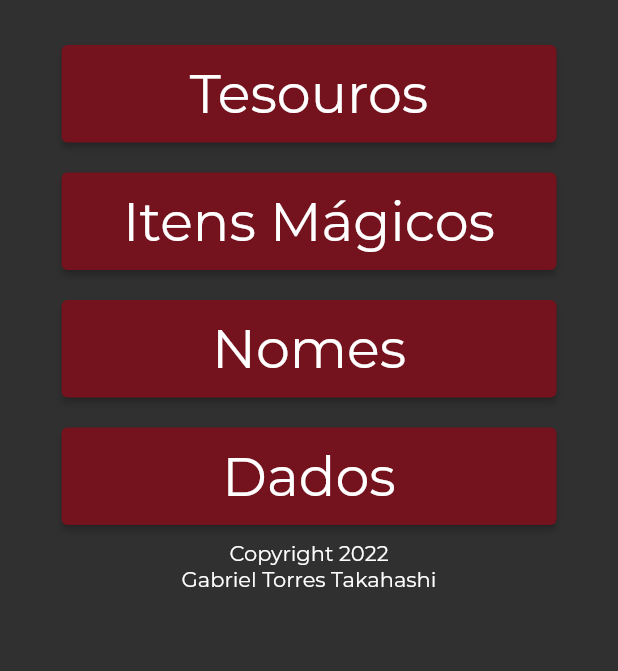
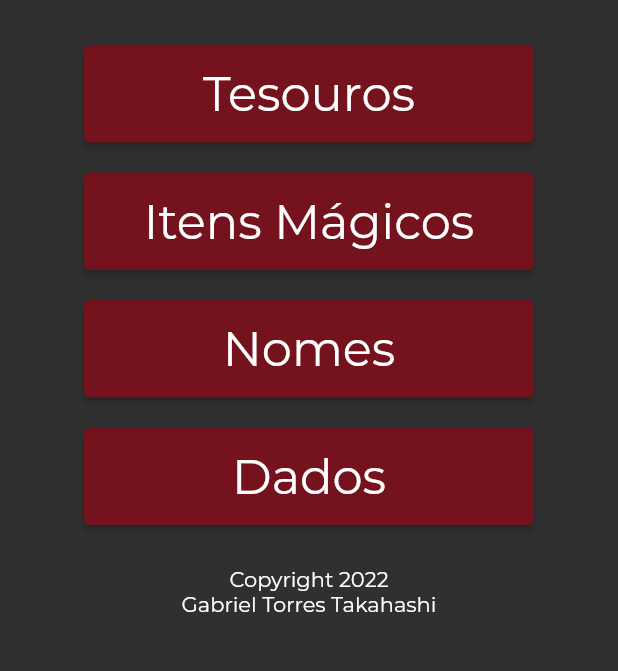
Before and after one commit to GabrielTorresTakahashi/RPGEnhancer, a Flutter app: the screen it shows after launch, on a phone screen of 412 x 824 dp, the part 537-1208 px from its top. Run offline on Flutter 3.47's test engine with Material 2 defaults, Android fonts, the light colour scheme and no system bars; our stand-ins replace font_awesome_flutter.

Commit message:
RPGEnhancer v1.0

```diff
--- a/enhancer/lib/screens/home.dart
+++ b/enhancer/lib/screens/home.dart
@@ -32,7 +32,7 @@ class HomeScreen extends StatelessWidget {
             MenuNavigationButton(NameScreen(), "Nomes"),
             MenuNavigationButton(DiceScreen(), "Dados"),
             Text(
-              "Copyright 2022\nGabriel Torres Takahashi\n",
+              "\nCopyright 2022\nGabriel Torres Takahashi\n",
               textAlign: TextAlign.center,
               style: TextStyle(color: Colors.white, fontFamily: 'Montserrat'),
             )
@@ -74,7 +74,7 @@ class MenuNavigationButton extends StatelessWidget {
   @override
   Widget build(BuildContext context) {
     return Container(
-      width: 330,
+      width: 300,
       height: 65,
       margin: const EdgeInsets.only(top: 10, bottom: 10),
       child: ElevatedButton(
--- a/enhancer/lib/settings/color_settings.dart
+++ b/enhancer/lib/settings/color_settings.dart
@@ -9,7 +9,7 @@ const Color error = Colors.lightGreen;
 const Color onError = Colors.white;
 const Color background = Color(0xFF303030);
 const Color onBackground = Colors.white;
-const Color surface = Colors.white;
+const Color surface = Color(0xFF74121D);
 const Color onSurface = Colors.white;
 
 ThemeData colorSettings = ThemeData().copyWith(
--- a/enhancer/lib/settings/text_style.dart
+++ b/enhancer/lib/settings/text_style.dart
@@ -1,7 +1,7 @@
 import 'package:flutter/material.dart';
 
 TextStyle homeButtonText = const TextStyle()
-    .copyWith(color: Colors.white, fontSize: 36, fontFamily: 'Montserrat');
+    .copyWith(color: Colors.white, fontSize: 32, fontFamily: 'Montserrat');
 
 TextStyle titleText = const TextStyle()
     .copyWith(color: Colors.white, fontSize: 36, fontFamily: 'Montserrat');
```
